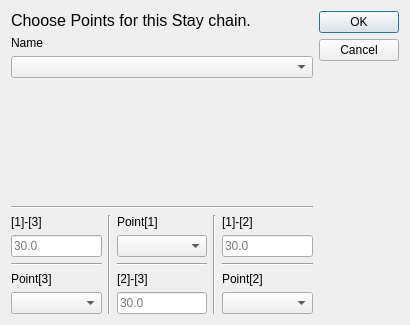
Before: the Qt Designer form core/draw/edit_stay_chain.ui in KmolYuan/Pyslvs-UI, drawn with Qt 5.
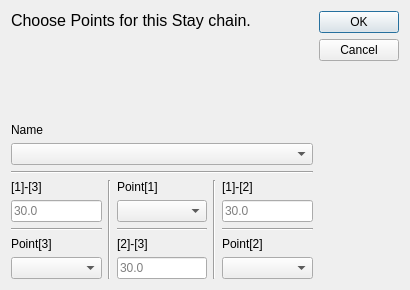
After: the same form once the commit is applied. Icons and pictures are not drawn.

Commit message: Add and Edit UI now are shared.

```diff
--- a/core/draw/edit_stay_chain.ui
+++ b/core/draw/edit_stay_chain.ui
@@ -7,19 +7,19 @@
     <x>0</x>
     <y>0</y>
     <width>410</width>
-    <height>325</height>
+    <height>290</height>
    </rect>
   </property>
   <property name="minimumSize">
    <size>
     <width>410</width>
-    <height>325</height>
+    <height>290</height>
    </size>
   </property>
   <property name="maximumSize">
    <size>
     <width>410</width>
-    <height>325</height>
+    <height>290</height>
    </size>
   </property>
   <property name="windowTitle">
@@ -57,22 +57,6 @@
        </property>
       </widget>
      </item>
-     <item>
-      <widget class="QLabel" name="label_2">
-       <property name="sizePolicy">
-        <sizepolicy hsizetype="Preferred" vsizetype="Fixed">
-         <horstretch>0</horstretch>
-         <verstretch>0</verstretch>
-        </sizepolicy>
-       </property>
-       <property name="text">
-        <string>Name</string>
-       </property>
-      </widget>
-     </item>
-     <item>
-      <widget class="QComboBox" name="Chain"/>
-     </item>
      <item>
       <spacer name="verticalSpacer_3">
        <property name="orientation">
@@ -86,6 +70,22 @@
        </property>
       </spacer>
      </item>
+     <item>
+      <widget class="QLabel" name="label_2">
+       <property name="sizePolicy">
+        <sizepolicy hsizetype="Preferred" vsizetype="Fixed">
+         <horstretch>0</horstretch>
+         <verstretch>0</verstretch>
+        </sizepolicy>
+       </property>
+       <property name="text">
+        <string>Name</string>
+       </property>
+      </widget>
+     </item>
+     <item>
+      <widget class="QComboBox" name="Chain"/>
+     </item>
      <item>
       <widget class="Line" name="line">
        <property name="orientation">
@@ -222,6 +222,12 @@
     <layout class="QVBoxLayout" name="verticalLayout_4">
      <item>
       <widget class="QDialogButtonBox" name="buttonBox">
+       <property name="sizePolicy">
+        <sizepolicy hsizetype="Fixed" vsizetype="Fixed">
+         <horstretch>0</horstretch>
+         <verstretch>0</verstretch>
+        </sizepolicy>
+       </property>
        <property name="orientation">
         <enum>Qt::Vertical</enum>
        </property>
```
The commit also changes 41 other files.
